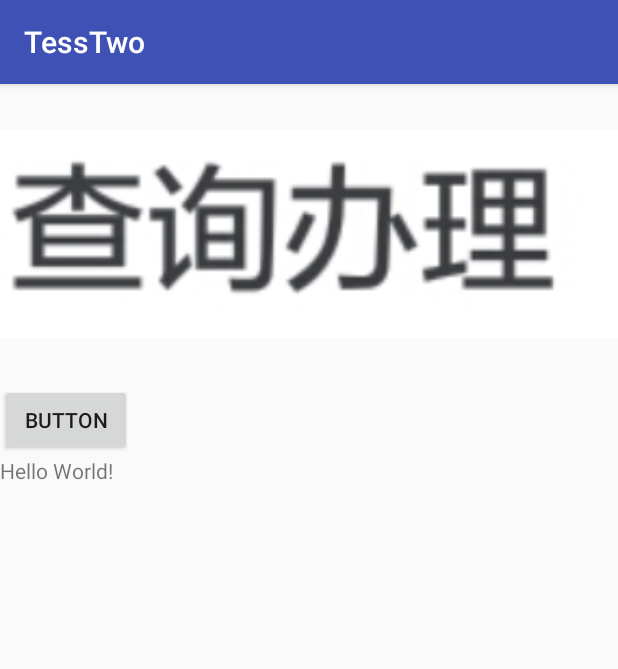
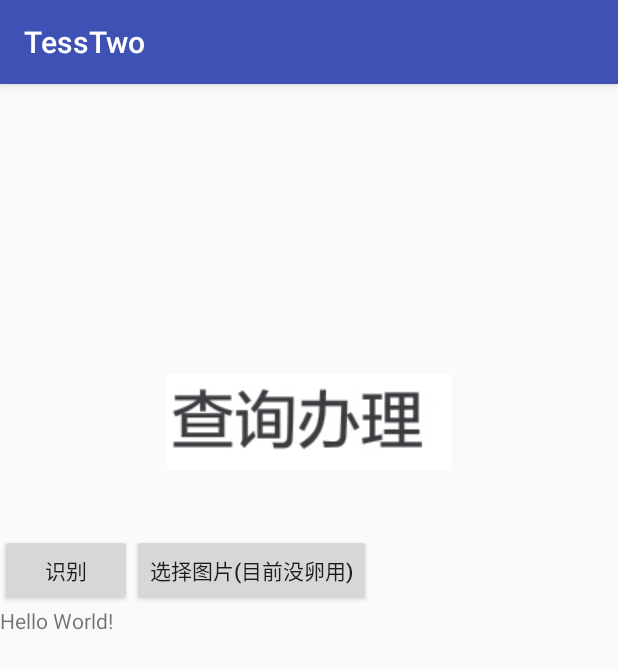
Before and after one commit to wangyisll/TessTwoDemo, an Android app: the screen it shows after launch (MainActivity), on a phone screen of 412 x 824 dp. Shown: the top 669 px of the screen. Run offline under Robolectric (Android 15) with nearby library versions, the phone set to English and light mode, and no system bars; libraries missing offline, so code that uses them is left out: com.googlecode.tesseract.

Commit message:
重新改下结构

```diff
--- a/app/src/main/java/com/sunlinlin/tesstwo/MainActivity.java
+++ b/app/src/main/java/com/sunlinlin/tesstwo/MainActivity.java
@@ -1,19 +1,20 @@
 package com.sunlinlin.tesstwo;
 
 import android.Manifest;
+import android.content.Intent;
 import android.content.pm.PackageManager;
 import android.graphics.Bitmap;
 import android.graphics.BitmapFactory;
+import android.net.Uri;
 import android.os.Build;
 import android.os.Bundle;
 import android.os.Environment;
+import android.provider.MediaStore;
 import android.support.annotation.NonNull;
-import android.support.v4.view.PagerAdapter;
 import android.support.v4.view.ViewPager;
 import android.support.v7.app.AppCompatActivity;
 import android.util.Log;
 import android.view.View;
-import android.view.ViewGroup;
 import android.widget.Button;
 import android.widget.ImageView;
 import android.widget.TextView;
@@ -21,24 +22,27 @@ import android.widget.TextView;
 import com.googlecode.tesseract.android.TessBaseAPI;
 
 import java.io.File;
-import java.io.FileOutputStream;
 import java.io.IOException;
-import java.io.InputStream;
-import java.io.OutputStream;
 import java.util.ArrayList;
 import java.util.List;
+
+import static com.sunlinlin.tesstwo.SDUtils.assets2SD;
 
 public class MainActivity extends AppCompatActivity {
 
     private static final String TAG = "MainActivity";
     private Button btn;
     private TextView tv;
+    private ImageView iv;
 
     private ViewPager vp;
     private MyPagerAdapter adapter;
     private List<ImageView> list;
     private int[] ids = new int[]{R.drawable.chaxun, R.drawable.fan, R.drawable.fengying,
-            R.drawable.meishi, R.drawable.mj, R.drawable.mjn, R.drawable.quanbu, R.drawable.tupian, R.drawable.yingyu, R.drawable.zheng};
+            R.drawable.meishi, R.drawable.mj, R.drawable.mjn, R.drawable.quanbu, R.drawable.tupian, R.drawable.yingyu, R.drawable.zheng,
+            R.drawable.xingming, R.drawable.minzu};
+
+    private Button btn_pick;
 
     /**
      * TessBaseAPI初始化用到的第一个参数，是个目录。
@@ -66,18 +70,20 @@ public class MainActivity extends AppCompatActivity {
      */
     private static final int PERMISSION_REQUEST_CODE = 0;
 
+    private static final int PICK_REQUEST_CODE = 10;
+
     @Override
     protected void onCreate(Bundle savedInstanceState) {
         super.onCreate(savedInstanceState);
         setContentView(R.layout.activity_main);
         btn = (Button) findViewById(R.id.btn);
+        btn_pick = (Button) findViewById(R.id.btn_pick);
         tv = (TextView) findViewById(R.id.tv);
+        iv = (ImageView) findViewById(R.id.iv);
         vp = (ViewPager) findViewById(R.id.vp);
         initList();
-        adapter = new MyPagerAdapter();
+        adapter = new MyPagerAdapter(list);
         vp.setAdapter(adapter);
-
-
 
 
         if (Build.VERSION.SDK_INT >= 23) {
@@ -88,7 +94,7 @@ public class MainActivity extends AppCompatActivity {
         }
 
         //Android6.0之前安装时就能复制，6.0之后要先请求权限，所以6.0以上的这个方法无用。
-        copyToSD(LANGUAGE_PATH, DEFAULT_LANGUAGE_NAME);
+        assets2SD(getApplicationContext(), LANGUAGE_PATH, DEFAULT_LANGUAGE_NAME);
 
         btn.setOnClickListener(new View.OnClickListener() {
             @Override
@@ -100,7 +106,7 @@ public class MainActivity extends AppCompatActivity {
                         Log.i(TAG, "run: kaishi " + startTime);
 
                         Bitmap bitmap = BitmapFactory.decodeResource(getResources(), ids[vp.getCurrentItem()]);
-                        Log.i(TAG, "run: bitmap " + System.currentTimeMillis());
+
 
                         TessBaseAPI tessBaseAPI = new TessBaseAPI();
 
@@ -110,13 +116,15 @@ public class MainActivity extends AppCompatActivity {
                         String text = tessBaseAPI.getUTF8Text();
                         long finishTime = System.currentTimeMillis();
                         Log.i(TAG, "run: jieshu " + finishTime);
-                        Log.i(TAG, "run: text "+text);
-                        text = text +"\r\n"+" 耗时"+(finishTime-startTime)+"毫秒";
+                        Log.i(TAG, "run: text " + text);
+                        text = text + "\r\n" + " 耗时" + (finishTime - startTime) + "毫秒";
                         final String finalText = text;
+                        final Bitmap finalBitmap = bitmap;
                         runOnUiThread(new Runnable() {
                             @Override
                             public void run() {
                                 tv.setText(finalText);
+                                //iv.setImageBitmap(finalBitmap);
                             }
                         });
 
@@ -126,71 +134,27 @@ public class MainActivity extends AppCompatActivity {
             }
         });
 
+        btn_pick.setOnClickListener(new View.OnClickListener() {
+            @Override
+            public void onClick(View v) {
+                Intent intent = new Intent(Intent.ACTION_GET_CONTENT).setType("image/*");
+                startActivityForResult(intent, PICK_REQUEST_CODE);
+            }
+        });
+
     }
 
     private void initList() {
         list = new ArrayList<>();
         for (int i = 0; i < ids.length; i++) {
             ImageView imageView = new ImageView(this);
+            imageView.setScaleType(ImageView.ScaleType.CENTER_INSIDE);
             imageView.setImageResource(ids[i]);
             list.add(imageView);
         }
 
     }
 
-    /**
-     * 将assets中的识别库复制到SD卡中
-     *
-     * @param path 要存放在SD卡中的 完整的文件名。这里是"/storage/emulated/0//tessdata/chi_sim.traineddata"
-     * @param name assets中的文件名 这里是 "chi_sim.traineddata"
-     */
-    public void copyToSD(String path, String name) {
-        Log.i(TAG, "copyToSD: " + path);
-        Log.i(TAG, "copyToSD: " + name);
-
-        //如果存在就删掉
-        File f = new File(path);
-        if (f.exists()) {
-            f.delete();
-        }
-        if (!f.exists()) {
-            File p = new File(f.getParent());
-            if (!p.exists()) {
-                p.mkdirs();
-            }
-            try {
-                f.createNewFile();
-            } catch (IOException e) {
-                e.printStackTrace();
-            }
-        }
-
-        InputStream is = null;
-        OutputStream os = null;
-        try {
-            is = this.getAssets().open(name);
-            File file = new File(path);
-            os = new FileOutputStream(file);
-            byte[] bytes = new byte[2048];
-            int len = 0;
-            while ((len = is.read(bytes)) != -1) {
-                os.write(bytes, 0, len);
-            }
-            os.flush();
-        } catch (IOException e) {
-            e.printStackTrace();
-        } finally {
-            try {
-                if (is != null)
-                    is.close();
-                if (os != null)
-                    os.close();
-            } catch (IOException e) {
-                e.printStackTrace();
-            }
-        }
-
-    }
 
     /**
      * 请求到权限后在这里复制识别库
@@ -206,7 +170,7 @@ public class MainActivity extends AppCompatActivity {
             case PERMISSION_REQUEST_CODE:
                 if (grantResults.length > 0 && grantResults[0] == PackageManager.PERMISSION_GRANTED) {
                     Log.i(TAG, "onRequestPermissionsResult: copy");
-                    copyToSD(LANGUAGE_PATH, DEFAULT_LANGUAGE_NAME);
+                    assets2SD(getApplicationContext(),LANGUAGE_PATH, DEFAULT_LANGUAGE_NAME);
                 }
                 break;
             default:
@@ -214,28 +178,19 @@ public class MainActivity extends AppCompatActivity {
         }
     }
 
-    class MyPagerAdapter extends PagerAdapter {
-
-        @Override
-        public int getCount() {
-            return list.size();
+    @Override
+    protected void onActivityResult(int requestCode, int resultCode, Intent data) {
+        if (resultCode==RESULT_OK){
+            if (requestCode==PICK_REQUEST_CODE){
+                Uri source = data.getData();
+                Bitmap bitmap1=null;
+                try {
+                  bitmap1 =  MediaStore.Images.Media.getBitmap(getContentResolver(),source);
+                    iv.setImageBitmap(bitmap1);
+                } catch (IOException e) {
+                    e.printStackTrace();
+                }
+            }
         }
-
-        @Override
-        public boolean isViewFromObject(View view, Object object) {
-            return view == object;
-        }
-
-        @Override
-        public void destroyItem(ViewGroup container, int position, Object object) {
-            container.removeView((View) object);
-        }
-
-        @Override
-        public ImageView instantiateItem(ViewGroup container, int position) {
-            container.addView(list.get(position));
-            return list.get(position);
-        }
-
     }
 }
--- /dev/null
+++ b/app/src/main/java/com/sunlinlin/tesstwo/MyPagerAdapter.java
@@ -0,0 +1,41 @@
+package com.sunlinlin.tesstwo;
+
+import android.support.v4.view.PagerAdapter;
+import android.view.View;
+import android.view.ViewGroup;
+import android.widget.ImageView;
+
+import java.util.List;
+
+/**
+ * Created by sunlinlin on 2017/3/17.
+ */
+
+public class MyPagerAdapter extends PagerAdapter {
+    List<ImageView> list;
+    public MyPagerAdapter(List list){
+        this.list=list;
+    }
+
+    @Override
+    public int getCount() {
+        return list.size();
+    }
+
+    @Override
+    public boolean isViewFromObject(View view, Object object) {
+        return view == object;
+    }
+
+    @Override
+    public void destroyItem(ViewGroup container, int position, Object object) {
+        container.removeView((View) object);
+    }
+
+    @Override
+    public ImageView instantiateItem(ViewGroup container, int position) {
+        container.addView(list.get(position));
+        return list.get(position);
+    }
+
+}
--- /dev/null
+++ b/app/src/main/java/com/sunlinlin/tesstwo/SDUtils.java
@@ -0,0 +1,71 @@
+package com.sunlinlin.tesstwo;
+
+import android.content.Context;
+import android.util.Log;
+
+import java.io.File;
+import java.io.FileOutputStream;
+import java.io.IOException;
+import java.io.InputStream;
+import java.io.OutputStream;
+
+/**
+ * Created by sunlinlin on 2017/3/17.
+ */
+
+public class SDUtils {
+    private static final String TAG="SDUtils";
+    /**
+     * 将assets中的识别库复制到SD卡中
+     *
+     * @param path 要存放在SD卡中的 完整的文件名。这里是"/storage/emulated/0//tessdata/chi_sim.traineddata"
+     * @param name assets中的文件名 这里是 "chi_sim.traineddata"
+     */
+    public static void assets2SD(Context context, String path, String name) {
+        Log.i(TAG, "assets2SD: " + path);
+        Log.i(TAG, "assets2SD: " + name);
+
+        //如果存在就删掉
+        File f = new File(path);
+        if (f.exists()) {
+            f.delete();
+        }
+        if (!f.exists()) {
+            File p = new File(f.getParent());
+            if (!p.exists()) {
+                p.mkdirs();
+            }
+            try {
+                f.createNewFile();
+            } catch (IOException e) {
+                e.printStackTrace();
+            }
+        }
+
+        InputStream is = null;
+        OutputStream os = null;
+        try {
+            is = context.getAssets().open(name);
+            File file = new File(path);
+            os = new FileOutputStream(file);
+            byte[] bytes = new byte[2048];
+            int len = 0;
+            while ((len = is.read(bytes)) != -1) {
+                os.write(bytes, 0, len);
+            }
+            os.flush();
+        } catch (IOException e) {
+            e.printStackTrace();
+        } finally {
+            try {
+                if (is != null)
+                    is.close();
+                if (os != null)
+                    os.close();
+            } catch (IOException e) {
+                e.printStackTrace();
+            }
+        }
+
+    }
+}
--- a/app/src/main/res/layout/activity_main.xml
+++ b/app/src/main/res/layout/activity_main.xml
@@ -7,25 +7,35 @@
     android:orientation="vertical"
     tools:context="com.sunlinlin.tesstwo.MainActivity">
     <ImageView
-        android:id="@+id/imageView"
+        android:id="@+id/iv"
         android:layout_width="wrap_content"
-        android:layout_height="200dp"
-        app:srcCompat="@drawable/mjn"
+        android:layout_height="150dp"
         tools:layout_editor_absoluteY="4dp"
         tools:layout_editor_absoluteX="151dp"
-        android:visibility="gone"/>
+        />
     <android.support.v4.view.ViewPager
         android:id="@+id/vp"
         android:layout_width="match_parent"
-        android:layout_height="200dp"/>
+        android:layout_height="150dp"/>
 
-    <Button
-        android:id="@+id/btn"
-        android:layout_width="wrap_content"
+    <LinearLayout
+        android:layout_width="match_parent"
         android:layout_height="wrap_content"
-        android:text="Button"
-        tools:layout_editor_absoluteY="65dp"
-        tools:layout_editor_absoluteX="148dp" />
+        android:orientation="horizontal">
+        <Button
+            android:id="@+id/btn"
+            android:layout_width="wrap_content"
+            android:layout_height="wrap_content"
+            android:text="识别"
+            tools:layout_editor_absoluteY="65dp"
+            tools:layout_editor_absoluteX="148dp" />
+        <Button
+            android:text="选择图片(目前没卵用)"
+            android:id="@+id/btn_pick"
+            android:layout_width="wrap_content"
+            android:layout_height="wrap_content" />
+    </LinearLayout>
+
 
     <TextView
         android:id="@+id/tv"
```
Also changed, not shown: app/src/main/res/drawable/lingdang.png (added), app/src/main/res/drawable/minzu.png (added), app/src/main/res/drawable/xingming.png (added).
